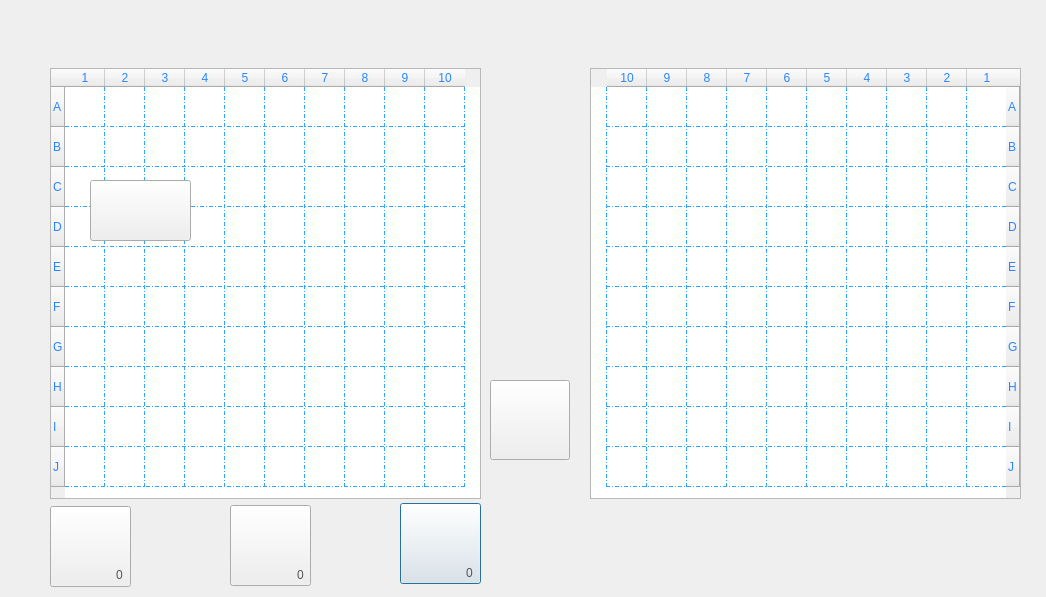
pouya-prh/Battle_Ship, file dialoggameai.ui: the form before one commit.
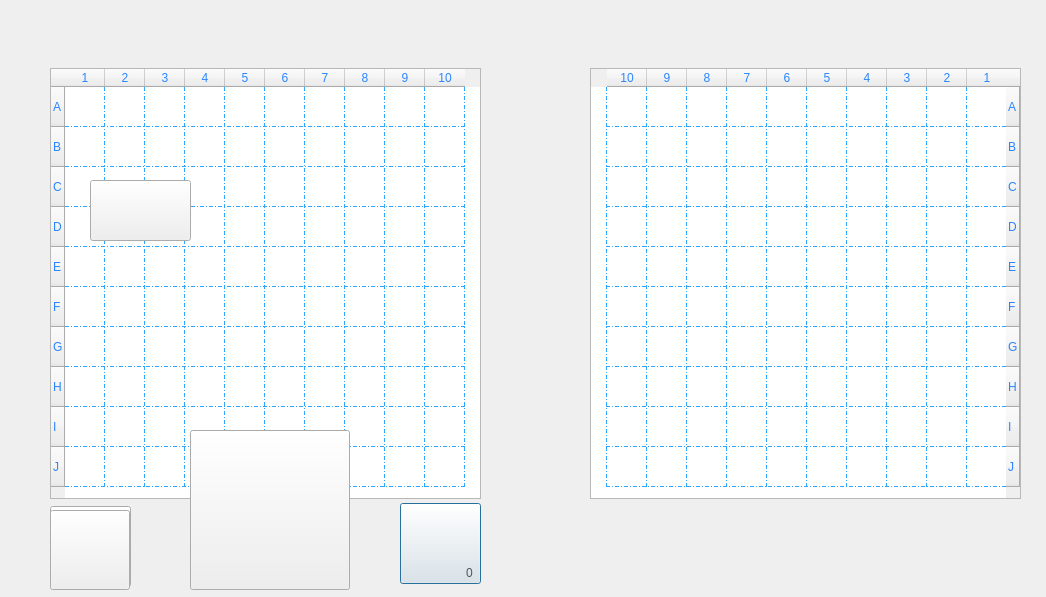
The form after the commit. Icons and pictures are not drawn. Custom widgets are drawn as their Qt base class.

Commit message: win page + lose page + atomic Bomb

Diff of the .ui file:
```diff
--- a/dialoggameai.ui
+++ b/dialoggameai.ui
@@ -506,18 +506,32 @@
     <string/>
    </property>
   </widget>
-  <widget class="DraggableButton.h" name="trackerButton2">
+  <widget class="DraggableButton" name="atomicZone">
    <property name="geometry">
     <rect>
-     <x>490</x>
-     <y>380</y>
+     <x>190</x>
+     <y>430</y>
+     <width>160</width>
+     <height>160</height>
+    </rect>
+   </property>
+   <property name="styleSheet">
+    <string notr="true">image: url(:/redBox.png);
+background-image: url(:/Recommended Source Files/Recommended Source Files/Images/WhiteBackG.png);</string>
+   </property>
+   <property name="text">
+    <string/>
+   </property>
+  </widget>
+  <widget class="DraggableButton" name="trackerButton2">
+   <property name="geometry">
+    <rect>
+     <x>50</x>
+     <y>510</y>
      <width>80</width>
      <height>80</height>
     </rect>
    </property>
-   <property name="acceptDrops">
-    <bool>true</bool>
-   </property>
    <property name="styleSheet">
     <string notr="true">image: url(:/grinTracker.png);
 background-image: url(:/Recommended Source Files/Recommended Source Files/Images/WhiteBackG.png);</string>
@@ -534,9 +548,9 @@
    <header location="global">gameboard.h</header>
   </customwidget>
   <customwidget>
-   <class>DraggableButton.h</class>
+   <class>DraggableButton</class>
    <extends>QPushButton</extends>
-   <header>DraggableButton.h</header>
+   <header>draggablebutton.h</header>
   </customwidget>
  </customwidgets>
  <resources/>
```
The commit also changes 66 other files.
